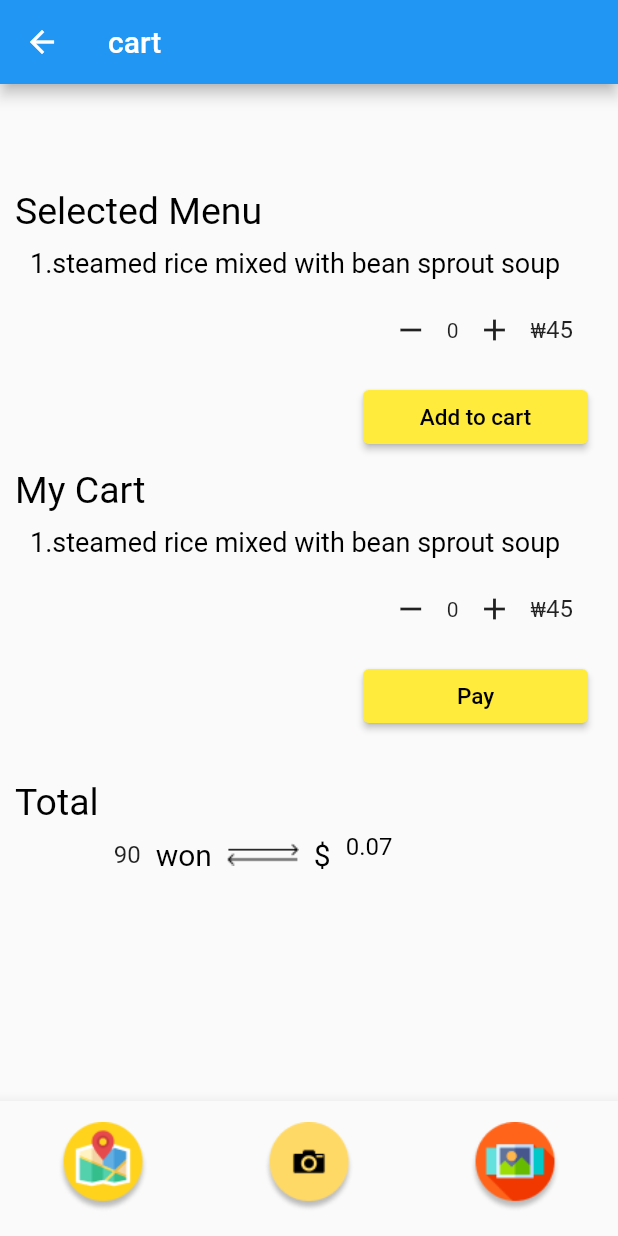
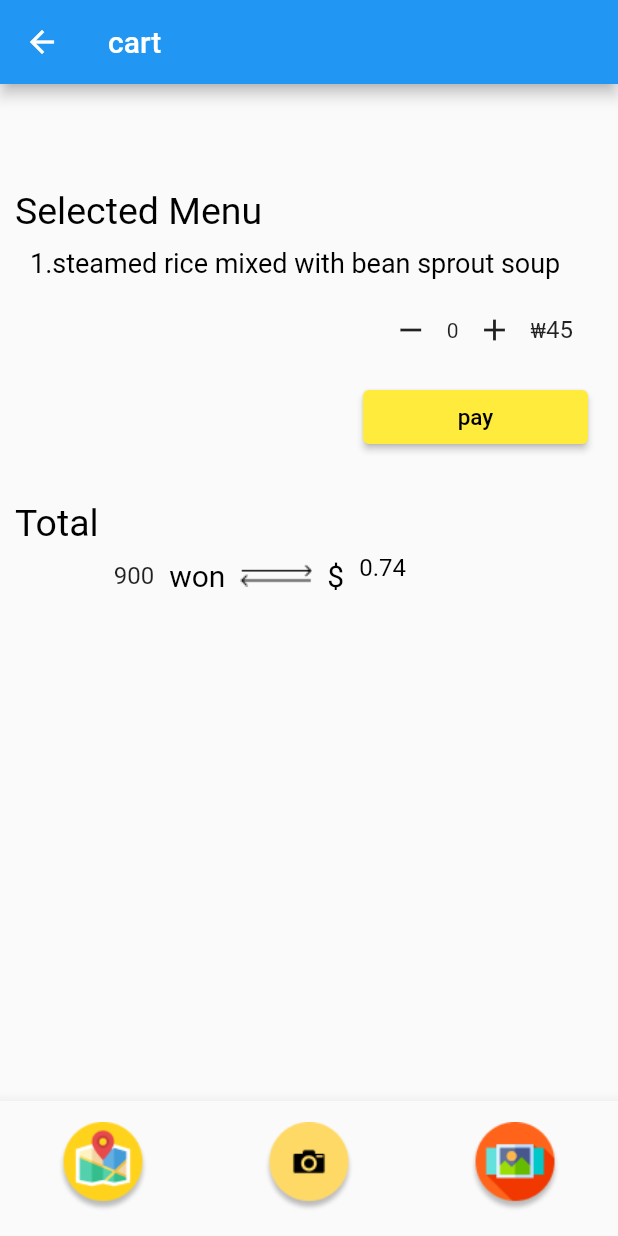
Before and after one commit to TripleH-EwhaCSE/Mein_Flutter, a Flutter app: the Cart screen opened by its route, on a phone screen of 412 x 824 dp. Run offline on Flutter 3.47's test engine with Material 2 defaults, Android fonts, the phone set to English and light mode, and no system bars; our stand-ins replace google_maps_flutter, image_picker; missing offline and left inert: photo_manager.

Commit message:
delete mycart

```diff
--- a/mein/lib/cart.dart
+++ b/mein/lib/cart.dart
@@ -11,8 +11,7 @@ class Cart extends StatelessWidget {
       body: SizedBox.expand(
         child: ListView(children: <Widget>[
           SelectedMenu("1.steamed rice mixed with bean sprout soup"),
-          MyCart("1.steamed rice mixed with bean sprout soup"),
-          Total(wonvalue),
+          Total(900),
         ]),
       ),
       bottomNavigationBar: BottomNavigation(currentTab: 0),
@@ -20,6 +19,7 @@ class Cart extends StatelessWidget {
   }
 
   var wonvalue;
+  // ignore: missing_return
   Widget returnValue(int value, int quantity) {
     // ignore: unnecessary_statements
     //quantity = int.parse(quantity);
@@ -85,7 +85,7 @@ class Cart extends StatelessWidget {
         child: SizedBox(
           child: ElevatedButton(
             child: Text(
-              'Add to cart',
+              'pay',
               style: TextStyle(
                 fontSize: 15.0,
                 color: Colors.black,
@@ -99,72 +99,6 @@ class Cart extends StatelessWidget {
             /*decoration: BoxDecoration(
                 color: Colors.yellow,
                 borderRadius: BorderRadius.all(Radius.circular(10.0))),*/
-          ),
-          width: 150.0,
-        ),
-        alignment: Alignment.centerRight,
-        padding: EdgeInsets.only(top: 10.0, right: 20.0),
-      ),
-    ]);
-  }
-
-  // ignore: non_constant_identifier_names
-  Widget MyCart(String AddtoCart) {
-    return Flex(direction: Axis.vertical, children: <Widget>[
-      Container(
-        child: Text(
-          "My Cart",
-          style: TextStyle(fontSize: 25.0, color: Colors.black),
-          textAlign: TextAlign.start,
-        ),
-        alignment: Alignment.centerLeft,
-        margin: EdgeInsets.only(top: 10.0, left: 10.0),
-      ),
-      Container(
-        child: Text(
-          AddtoCart,
-          style: TextStyle(fontSize: 18.0, color: Colors.black),
-        ),
-        alignment: Alignment.centerLeft,
-        margin: EdgeInsets.only(top: 10.0, left: 20.0),
-      ),
-      Padding(
-        padding: const EdgeInsets.only(right: 30.0),
-        child: Row(
-          mainAxisAlignment: MainAxisAlignment.end,
-          children: [
-            Container(
-              child: counter(),
-              alignment: Alignment.centerRight,
-              padding: EdgeInsets.only(top: 10.0),
-            ),
-            Container(
-              child: Text('₩'),
-              alignment: Alignment.centerRight,
-              padding: EdgeInsets.only(top: 10.0),
-            ),
-            Container(
-              child: value(45),
-              alignment: Alignment.centerRight,
-            ),
-            Container(child: returnValue(45, 2))
-          ],
-        ),
-      ),
-      Container(
-        margin: EdgeInsets.only(),
-        child: SizedBox(
-          child: ElevatedButton(
-            child: Text('Pay',
-                style: TextStyle(
-                  fontSize: 15.0,
-                  color: Colors.black,
-                )),
-            style: ElevatedButton.styleFrom(
-              primary: Colors.yellow, // background
-              // onPrimary: Colors.white, // foreground
-            ),
-            onPressed: () {},
           ),
           width: 150.0,
         ),
```
